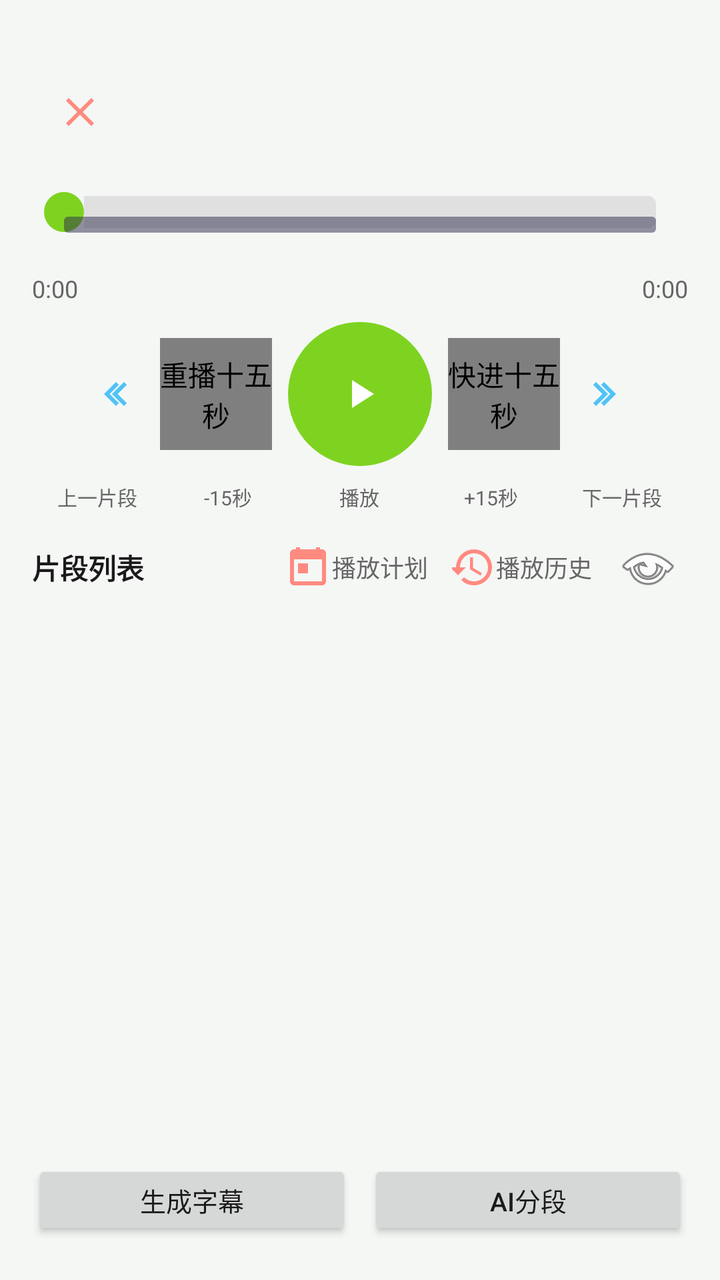
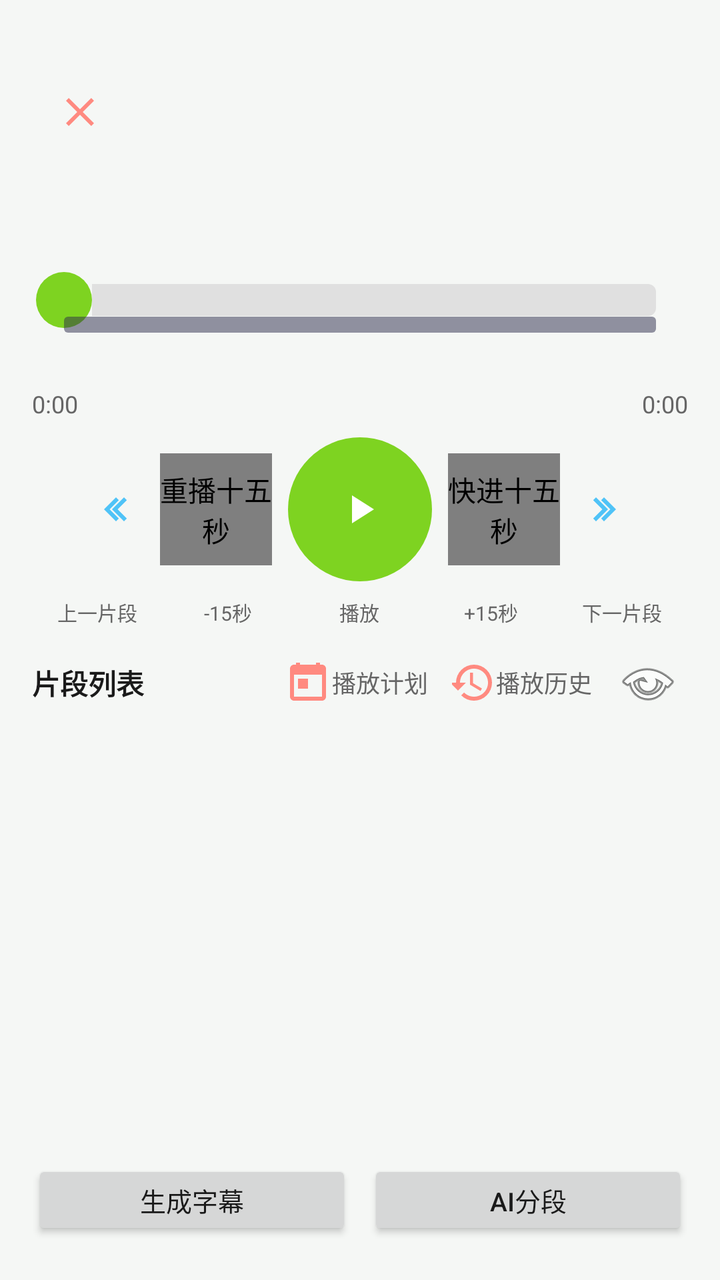

Screens rendered from an Android XML layout before and after an edit, with the pre-edit source and the edit as a unified diff.
<!-- AndroidManifest.xml: application theme Theme.RadioApp.Fresh -->
<!-- res/layout/activity_player.xml -->
<?xml version="1.0" encoding="utf-8"?>
<LinearLayout xmlns:android="http://schemas.android.com/apk/res/android"
    android:layout_width="match_parent"
    android:layout_height="match_parent"
    android:orientation="vertical"
    android:background="?attr/appBackground"
    android:padding="16dp">

    <RelativeLayout
        android:layout_width="match_parent"
        android:layout_height="wrap_content"
        android:paddingVertical="16dp">
        <ImageButton
            android:id="@+id/btn_close"
            android:layout_width="48dp"
            android:layout_height="48dp"
            android:layout_alignParentStart="true"
            android:background="?attr/selectableItemBackgroundBorderless"
            android:src="@drawable/ic_close"
            android:contentDescription="Close" />
        
        <LinearLayout
            android:layout_width="match_parent"
            android:layout_height="wrap_content"
            android:layout_toEndOf="@id/btn_close"
            android:layout_centerVertical="true"
            android:gravity="center"
            android:orientation="vertical">
            <TextView
                android:id="@+id/tv_station_name"
                android:layout_width="wrap_content"
                android:layout_height="wrap_content"
                android:textColor="?attr/appTextPrimary"
                android:textSize="18sp"
                android:textStyle="bold"
                android:maxLines="1"
                android:ellipsize="end" />
            <TextView
                android:id="@+id/tv_episode_title"
                android:layout_width="wrap_content"
                android:layout_height="wrap_content"
                android:textColor="?attr/appTextSecondary"
                android:textSize="14sp"
                android:maxLines="1"
                android:ellipsize="end" />
            <TextView
                android:id="@+id/tv_episode_info"
                android:layout_width="wrap_content"
                android:layout_height="wrap_content"
                android:textColor="?attr/appTextSecondary"
                android:textSize="12sp"
                android:maxLines="1"
                android:ellipsize="end"
                android:visibility="gone" />
        </LinearLayout>
    </RelativeLayout>

    <TextView
        android:id="@+id/tv_live_indicator"
        android:layout_width="wrap_content"
        android:layout_height="wrap_content"
        android:layout_gravity="center"
        android:text="LIVE"
        android:textColor="#FF4444"
        android:textSize="16sp"
        android:textStyle="bold"
        android:visibility="gone"
        android:layout_marginBottom="8dp"
        android:background="@drawable/bg_live_indicator"
        android:paddingHorizontal="12dp"
        android:paddingVertical="4dp" />

    <LinearLayout
        android:layout_width="match_parent"
        android:layout_height="wrap_content"
        android:orientation="vertical"
        android:layout_marginBottom="8dp">

        <SeekBar
            android:id="@+id/seek_bar"
            android:layout_width="match_parent"
            android:layout_height="wrap_content"
            android:progressDrawable="@drawable/seekbar_progress"
            android:thumb="@drawable/seekbar_thumb" />
        <SeekBar
            android:id="@+id/seek_bar_cache"
            android:layout_width="match_parent"
            android:layout_height="wrap_content"
            android:progressDrawable="@drawable/seekbar_cache_progress"
            android:thumb="@null"
            android:clickable="false"
            android:alpha="0.5"
            android:layout_marginTop="-8dp" />
        <ProgressBar
            android:id="@+id/progress_buffer"
            style="?android:attr/progressBarStyleHorizontal"
            android:layout_width="match_parent"
            android:layout_height="4dp"
            android:layout_marginTop="2dp"
            android:max="100"
            android:progress="0"
            android:visibility="gone" />

        <LinearLayout
            android:layout_width="match_parent"
            android:layout_height="wrap_content"
            android:orientation="vertical"
            android:layout_marginTop="4dp">
            <TextView
                android:id="@+id/tv_network_url"
                android:layout_width="match_parent"
                android:layout_height="wrap_content"
                android:text=""
                android:textColor="?attr/appTextSecondary"
                android:textSize="10sp"
                android:maxLines="5"
                android:ellipsize="none"
                android:scrollbars="horizontal"
                android:visibility="visible"
                android:textIsSelectable="true" />
            <TextView
                android:id="@+id/tv_cache_url"
                android:layout_width="match_parent"
                android:layout_height="wrap_content"
                android:text=""
                android:textColor="?attr/appTextSecondary"
                android:textSize="10sp"
                android:maxLines="5"
                android:ellipsize="none"
                android:scrollbars="horizontal"
                android:visibility="gone"
                android:textIsSelectable="true" />
            <TextView
                android:id="@+id/tv_cache_progress"
                android:layout_width="match_parent"
                android:layout_height="wrap_content"
                android:text="缓存: 0%"
                android:textColor="?attr/appSuccess"
                android:textSize="11sp"
                android:visibility="gone" />

            <LinearLayout
                android:layout_width="match_parent"
                android:layout_height="wrap_content"
                android:orientation="horizontal">
                <TextView
                    android:id="@+id/tv_current_time"
                    android:layout_width="wrap_content"
                    android:layout_height="wrap_content"
                    android:text="0:00"
                    android:textColor="?attr/appTextSecondary"
                    android:textSize="12sp" />
                <TextView
                    android:layout_width="0dp"
                    android:layout_height="wrap_content"
                    android:layout_weight="1" />
                <TextView
                    android:id="@+id/tv_ai_progress"
                    android:layout_width="wrap_content"
                    android:layout_height="wrap_content"
                    android:text=""
                    android:textColor="?attr/appSuccess"
                    android:textSize="11sp"
                    android:visibility="gone" />
                <TextView
                    android:layout_width="0dp"
                    android:layout_height="wrap_content"
                    android:layout_weight="1" />
                <TextView
                    android:id="@+id/tv_total_time"
                    android:layout_width="wrap_content"
                    android:layout_height="wrap_content"
                    android:text="0:00"
                    android:textColor="?attr/appTextSecondary"
                    android:textSize="12sp" />
            </LinearLayout>
        </LinearLayout>
    </LinearLayout>

    <LinearLayout
        android:id="@+id/layout_episode_nav"
        android:layout_width="match_parent"
        android:layout_height="wrap_content"
        android:orientation="horizontal"
        android:gravity="center"
        android:layout_marginBottom="8dp"
        android:visibility="gone">
        <ImageButton
            android:id="@+id/btn_prev_episode"
            android:layout_width="40dp"
            android:layout_height="40dp"
            android:background="?attr/selectableItemBackgroundBorderless"
            android:src="@drawable/ic_prev"
            android:contentDescription="Prev Episode" />
        <TextView
            android:id="@+id/tv_episode_nav_hint"
            android:layout_width="wrap_content"
            android:layout_height="wrap_content"
            android:text="  节目导航  "
            android:textColor="?attr/appTextSecondary"
            android:textSize="12sp"
            android:gravity="center" />
        <ImageButton
            android:id="@+id/btn_next_episode"
            android:layout_width="40dp"
            android:layout_height="40dp"
            android:background="?attr/selectableItemBackgroundBorderless"
            android:src="@drawable/ic_next"
            android:contentDescription="Next Episode" />
    </LinearLayout>

    <LinearLayout
        android:layout_width="match_parent"
        android:layout_height="wrap_content"
        android:orientation="horizontal"
        android:gravity="center"
        android:layout_marginBottom="8dp">
        <ImageButton
            android:id="@+id/btn_prev_segment"
            android:layout_width="48dp"
            android:layout_height="48dp"
            android:background="?attr/selectableItemBackgroundBorderless"
            android:src="@drawable/ic_prev"
            android:contentDescription="Prev Segment"
            android:tooltipText="上一片段" />
        <com.radio.app.widgets.PhantomSafeImageButton
            android:id="@+id/btn_skip_backward"
            android:layout_width="56dp"
            android:layout_height="56dp"
            android:background="?attr/selectableItemBackgroundBorderless"
            android:src="@drawable/ic_rewind"
            android:contentDescription="重播十五秒"
            android:tooltipText="-15秒"
            android:focusable="false"
            android:focusableInTouchMode="false"
            android:importantForAccessibility="no" />
        <ImageButton
            android:id="@+id/btn_play_pause"
            android:layout_width="72dp"
            android:layout_height="72dp"
            android:layout_marginHorizontal="8dp"
            android:background="@drawable/bg_play_button"
            android:src="@drawable/ic_play"
            android:contentDescription="Play"
            android:tooltipText="播放/暂停" />
        <com.radio.app.widgets.PhantomSafeImageButton
            android:id="@+id/btn_skip_forward"
            android:layout_width="56dp"
            android:layout_height="56dp"
            android:background="?attr/selectableItemBackgroundBorderless"
            android:src="@drawable/ic_forward"
            android:contentDescription="快进十五秒"
            android:tooltipText="+15秒"
            android:importantForAccessibility="no" />
        <ImageButton
            android:id="@+id/btn_next_segment"
            android:layout_width="48dp"
            android:layout_height="48dp"
            android:background="?attr/selectableItemBackgroundBorderless"
            android:src="@drawable/ic_next"
            android:contentDescription="Next Segment"
            android:tooltipText="下一片段" />
    </LinearLayout>

    <LinearLayout
        android:layout_width="match_parent"
        android:layout_height="wrap_content"
        android:orientation="horizontal"
        android:gravity="center"
        android:layout_marginBottom="8dp">
        <TextView
            android:layout_width="0dp"
            android:layout_height="wrap_content"
            android:layout_weight="1"
            android:text="上一片段"
            android:textColor="?attr/appTextSecondary"
            android:textSize="10sp"
            android:gravity="center" />
        <TextView
            android:layout_width="0dp"
            android:layout_height="wrap_content"
            android:layout_weight="1"
            android:text="-15秒"
            android:textColor="?attr/appTextSecondary"
            android:textSize="10sp"
            android:gravity="center" />
        <TextView
            android:layout_width="0dp"
            android:layout_height="wrap_content"
            android:layout_weight="1"
            android:text="播放"
            android:textColor="?attr/appTextSecondary"
            android:textSize="10sp"
            android:gravity="center" />
        <TextView
            android:layout_width="0dp"
            android:layout_height="wrap_content"
            android:layout_weight="1"
            android:text="+15秒"
            android:textColor="?attr/appTextSecondary"
            android:textSize="10sp"
            android:gravity="center" />
        <TextView
            android:layout_width="0dp"
            android:layout_height="wrap_content"
            android:layout_weight="1"
            android:text="下一片段"
            android:textColor="?attr/appTextSecondary"
            android:textSize="10sp"
            android:gravity="center" />
    </LinearLayout>

    
    <LinearLayout
        android:layout_width="match_parent"
        android:layout_height="wrap_content"
        android:orientation="horizontal"
        android:gravity="center_vertical"
        android:layout_marginBottom="8dp">
        <TextView
            android:layout_width="0dp"
            android:layout_height="wrap_content"
            android:layout_weight="1"
            android:text="片段列表"
            android:textColor="?attr/appTextPrimary"
            android:textSize="14sp"
            android:textStyle="bold" />
        <LinearLayout
            android:id="@+id/btn_schedule"
            android:layout_width="wrap_content"
            android:layout_height="wrap_content"
            android:orientation="horizontal"
            android:gravity="center"
            android:background="?attr/selectableItemBackgroundBorderless"
            android:paddingStart="4dp"
            android:paddingEnd="8dp"
            android:paddingTop="6dp"
            android:paddingBottom="6dp">
            <ImageButton
                android:layout_width="20dp"
                android:layout_height="20dp"
                android:background="@null"
                android:src="@drawable/ic_calendar"
                android:contentDescription="播放计划"
                android:clickable="false"
                android:focusable="false" />
            <TextView
                android:layout_width="wrap_content"
                android:layout_height="wrap_content"
                android:text="播放计划"
                android:textSize="12sp"
                android:textColor="?attr/appTextSecondary"
                android:layout_marginStart="2dp" />
        </LinearLayout>
        <LinearLayout
            android:id="@+id/btn_history"
            android:layout_width="wrap_content"
            android:layout_height="wrap_content"
            android:orientation="horizontal"
            android:gravity="center"
            android:background="?attr/selectableItemBackgroundBorderless"
            android:paddingStart="4dp"
            android:paddingEnd="8dp"
            android:paddingTop="6dp"
            android:paddingBottom="6dp">
            <ImageButton
                android:layout_width="20dp"
                android:layout_height="20dp"
                android:background="@null"
                android:src="@drawable/ic_history"
                android:contentDescription="播放历史"
                android:clickable="false"
                android:focusable="false" />
            <TextView
                android:layout_width="wrap_content"
                android:layout_height="wrap_content"
                android:text="播放历史"
                android:textSize="12sp"
                android:textColor="?attr/appTextSecondary"
                android:layout_marginStart="2dp" />
        </LinearLayout>
        <ImageButton
            android:id="@+id/btn_subtitle_toggle"
            android:layout_width="40dp"
            android:layout_height="40dp"
            android:background="?attr/selectableItemBackgroundBorderless"
            android:src="@android:drawable/ic_menu_view"
            android:contentDescription="Toggle Subtitle" />
    </LinearLayout>

    <androidx.recyclerview.widget.RecyclerView
        android:id="@+id/recycler_segments"
        android:layout_width="match_parent"
        android:layout_height="0dp"
        android:layout_weight="1"
        android:nestedScrollingEnabled="true" />

    <com.radio.app.views.SubtitleView
        android:id="@+id/subtitle_view"
        android:layout_width="match_parent"
        android:layout_height="0dp"
        android:layout_weight="1"
        android:visibility="gone" />

    
    <ProgressBar
        android:id="@+id/progress_subtitle"
        style="?android:attr/progressBarStyleHorizontal"
        android:layout_width="match_parent"
        android:layout_height="6dp"
        android:layout_marginTop="4dp"
        android:max="100"
        android:progress="0"
        android:visibility="gone" />

    <TextView
        android:id="@+id/tv_subtitle_status"
        android:layout_width="match_parent"
        android:layout_height="wrap_content"
        android:text=""
        android:textColor="?attr/appTextSecondary"
        android:textSize="12sp"
        android:gravity="center"
        android:visibility="gone"
        android:layout_marginTop="2dp" />

    
    <ProgressBar
        android:id="@+id/progress_ai"
        style="?android:attr/progressBarStyleHorizontal"
        android:layout_width="match_parent"
        android:layout_height="6dp"
        android:layout_marginTop="8dp"
        android:max="1000"
        android:progress="0"
        android:visibility="gone" />

    <TextView
        android:id="@+id/tv_ai_status"
        android:layout_width="match_parent"
        android:layout_height="wrap_content"
        android:text=""
        android:textColor="?attr/appTextSecondary"
        android:textSize="12sp"
        android:gravity="center"
        android:visibility="gone"
        android:layout_marginTop="4dp" />

    
    <LinearLayout
        android:id="@+id/layout_ai_buttons"
        android:layout_width="match_parent"
        android:layout_height="wrap_content"
        android:orientation="horizontal"
        android:gravity="center"
        android:layout_marginTop="8dp"
        android:layout_marginBottom="4dp">
        <Button
            android:id="@+id/btn_generate_subtitle"
            android:layout_width="0dp"
            android:layout_height="40dp"
            android:layout_weight="1"
            android:text="生成字幕"
            android:textSize="13sp"
            android:layout_marginEnd="4dp" />
        <Button
            android:id="@+id/btn_ai_segment"
            android:layout_width="0dp"
            android:layout_height="40dp"
            android:layout_weight="1"
            android:text="AI分段"
            android:textSize="13sp"
            android:layout_marginStart="4dp" />
    </LinearLayout>

    
    <TextView
        android:id="@+id/tv_subtitle_title"
        android:layout_width="match_parent"
        android:layout_height="wrap_content"
        android:text="字幕"
        android:textColor="?attr/appTextPrimary"
        android:textSize="14sp"
        android:textStyle="bold"
        android:layout_marginTop="4dp"
        android:visibility="gone" />

    <androidx.recyclerview.widget.RecyclerView
        android:id="@+id/recycler_subtitles"
        android:layout_width="match_parent"
        android:layout_height="0dp"
        android:layout_weight="1"
        android:layout_marginTop="4dp"
        android:visibility="gone"
        android:nestedScrollingEnabled="true" />
</LinearLayout>
<!-- resources referenced by this layout -->
<resources>
  <!-- drawable bg_live_indicator (drawable) -->
  <?xml version="1.0" encoding="utf-8"?>
  <shape xmlns:android="http://schemas.android.com/apk/res/android">
      <solid android:color="#44FF4444" />
      <corners android:radius="4dp" />
  </shape>
  <!-- drawable bg_play_button (drawable) -->
  <?xml version="1.0" encoding="utf-8"?>
  <shape xmlns:android="http://schemas.android.com/apk/res/android" android:shape="oval">
      <solid android:color="?attr/appAccent" />
  </shape>
  <!-- drawable ic_calendar (drawable) -->
  <?xml version="1.0" encoding="utf-8"?>
  <vector xmlns:android="http://schemas.android.com/apk/res/android"
      android:width="24dp"
      android:height="24dp"
      android:viewportWidth="24"
      android:viewportHeight="24">
      
      <path
          android:fillColor="#FF8A80"
          android:pathData="M19,3h-1V1h-2v2H8V1H6v2H5c-1.1,0 -2,0.9 -2,2v14c0,1.1 0.9,2 2,2h14c1.1,0 2,-0.9 2,-2V5c0,-1.1 -0.9,-2 -2,-2zM19,19H5V8h14v11zM7,10h5v5H7z" />
  </vector>
  <!-- drawable ic_close (drawable) -->
  <?xml version="1.0" encoding="utf-8"?>
  <vector xmlns:android="http://schemas.android.com/apk/res/android"
      android:width="24dp"
      android:height="24dp"
      android:viewportWidth="24"
      android:viewportHeight="24">
      
      <path
          android:fillColor="#FF8A80"
          android:pathData="M19,6.41L17.59,5 12,10.59 6.41,5 5,6.41 10.59,12 5,17.59 6.41,19 12,13.41 17.59,19 19,17.59 13.41,12z" />
  </vector>
  <!-- drawable ic_forward (drawable) -->
  <?xml version="1.0" encoding="utf-8"?>
  <vector xmlns:android="http://schemas.android.com/apk/res/android"
      android:width="24dp"
      android:height="24dp"
      android:viewportWidth="24"
      android:viewportHeight="24">
      
      <path
          android:fillColor="#81C784"
          android:pathData="M16,6v12h2V6h-2z" />
      <path
          android:fillColor="#81C784"
          android:pathData="M6,18l8.5,-6L6,6v12z" />
  </vector>
  <!-- drawable ic_play (drawable) -->
  <?xml version="1.0" encoding="utf-8"?>
  <vector xmlns:android="http://schemas.android.com/apk/res/android"
      android:width="24dp"
      android:height="24dp"
      android:viewportWidth="24"
      android:viewportHeight="24">
      
      <path
          android:fillColor="#FFFFFF"
          android:pathData="M8,5v14l11,-7z" />
  </vector>
  <!-- drawable ic_prev (drawable) -->
  <?xml version="1.0" encoding="utf-8"?>
  <vector xmlns:android="http://schemas.android.com/apk/res/android"
      android:width="24dp"
      android:height="24dp"
      android:viewportWidth="24"
      android:viewportHeight="24">
      
      <path
          android:fillColor="#4FC3F7"
          android:pathData="M15.41,7.41L14,6l-6,6 6,6 1.41,-1.41L10.83,12z" />
      <path
          android:fillColor="#4FC3F7"
          android:pathData="M19.41,7.41L18,6l-6,6 6,6 1.41,-1.41L14.83,12z" />
  </vector>
  <!-- drawable ic_rewind (drawable) -->
  <?xml version="1.0" encoding="utf-8"?>
  <vector xmlns:android="http://schemas.android.com/apk/res/android"
      android:width="24dp"
      android:height="24dp"
      android:viewportWidth="24"
      android:viewportHeight="24">
      
      <path
          android:fillColor="#81C784"
          android:pathData="M6,6h2v12H6V6z" />
      <path
          android:fillColor="#81C784"
          android:pathData="M9.5,12l8.5,6V6L9.5,12z" />
  </vector>
  <!-- drawable seekbar_thumb (drawable) -->
  <?xml version="1.0" encoding="utf-8"?>
  <shape xmlns:android="http://schemas.android.com/apk/res/android" android:shape="oval">
      <solid android:color="?attr/appAccent" />
      <size android:width="20dp" android:height="20dp" />
  </shape>
  <!-- unchanged entries left out for length: 5 -->
</resources>

<!-- the commit's change to res/layout/activity_player.xml (unified diff, before → after) -->
@@ -76,21 +76,56 @@
         android:orientation="vertical"
         android:layout_marginBottom="8dp">
 
-        <SeekBar
-            android:id="@+id/seek_bar"
+        <FrameLayout
             android:layout_width="match_parent"
-            android:layout_height="wrap_content"
-            android:progressDrawable="@drawable/seekbar_progress"
-            android:thumb="@drawable/seekbar_thumb" />
-        <SeekBar
-            android:id="@+id/seek_bar_cache"
-            android:layout_width="match_parent"
-            android:layout_height="wrap_content"
-            android:progressDrawable="@drawable/seekbar_cache_progress"
-            android:thumb="@null"
-            android:clickable="false"
-            android:alpha="0.5"
-            android:layout_marginTop="-8dp" />
+            android:layout_height="wrap_content">
+
+            <LinearLayout
+                android:layout_width="match_parent"
+                android:layout_height="wrap_content"
+                android:orientation="vertical"
+                android:paddingTop="30dp">
+
+                <com.radio.app.views.SegmentStripView
+                    android:id="@+id/segment_strip"
+                    android:layout_width="match_parent"
+                    android:layout_height="8dp"
+                    android:layout_marginStart="14dp"
+                    android:layout_marginEnd="14dp"
+                    android:layout_marginBottom="2dp"
+                    android:visibility="gone" />
+
+                <SeekBar
+                    android:id="@+id/seek_bar"
+                    android:layout_width="match_parent"
+                    android:layout_height="wrap_content"
+                    android:minHeight="48dp"
+                    android:progressDrawable="@drawable/seekbar_progress"
+                    android:thumb="@drawable/seekbar_thumb" />
+                <SeekBar
+                    android:id="@+id/seek_bar_cache"
+                    android:layout_width="match_parent"
+                    android:layout_height="wrap_content"
+                    android:progressDrawable="@drawable/seekbar_cache_progress"
+                    android:thumb="@null"
+                    android:clickable="false"
+                    android:alpha="0.5"
+                    android:layout_marginTop="-16dp" />
+            </LinearLayout>
+
+            <TextView
+                android:id="@+id/tv_seek_bubble"
+                android:layout_width="wrap_content"
+                android:layout_height="wrap_content"
+                android:layout_gravity="top|start"
+                android:background="@drawable/bg_seek_bubble"
+                android:paddingHorizontal="10dp"
+                android:paddingVertical="4dp"
+                android:text=""
+                android:textColor="#FFFFFF"
+                android:textSize="12sp"
+                android:visibility="gone" />
+        </FrameLayout>
         <ProgressBar
             android:id="@+id/progress_buffer"
             style="?android:attr/progressBarStyleHorizontal"
<!-- resource entries referenced after the edit -->
@@ -10,6 +10,12 @@
   <?xml version="1.0" encoding="utf-8"?>
   <shape xmlns:android="http://schemas.android.com/apk/res/android" android:shape="oval">
       <solid android:color="?attr/appAccent" />
+  </shape>
+  <!-- drawable bg_seek_bubble (drawable) -->
+  <?xml version="1.0" encoding="utf-8"?>
+  <shape xmlns:android="http://schemas.android.com/apk/res/android" android:shape="rectangle">
+      <solid android:color="#CC333333" />
+      <corners android:radius="12dp" />
   </shape>
   <!-- drawable ic_calendar (drawable) -->
   <?xml version="1.0" encoding="utf-8"?>
@@ -96,7 +102,7 @@
   <?xml version="1.0" encoding="utf-8"?>
   <shape xmlns:android="http://schemas.android.com/apk/res/android" android:shape="oval">
       <solid android:color="?attr/appAccent" />
-      <size android:width="20dp" android:height="20dp" />
+      <size android:width="28dp" android:height="28dp" />
   </shape>
   <!-- unchanged entries left out for length: 5 -->
 </resources>
